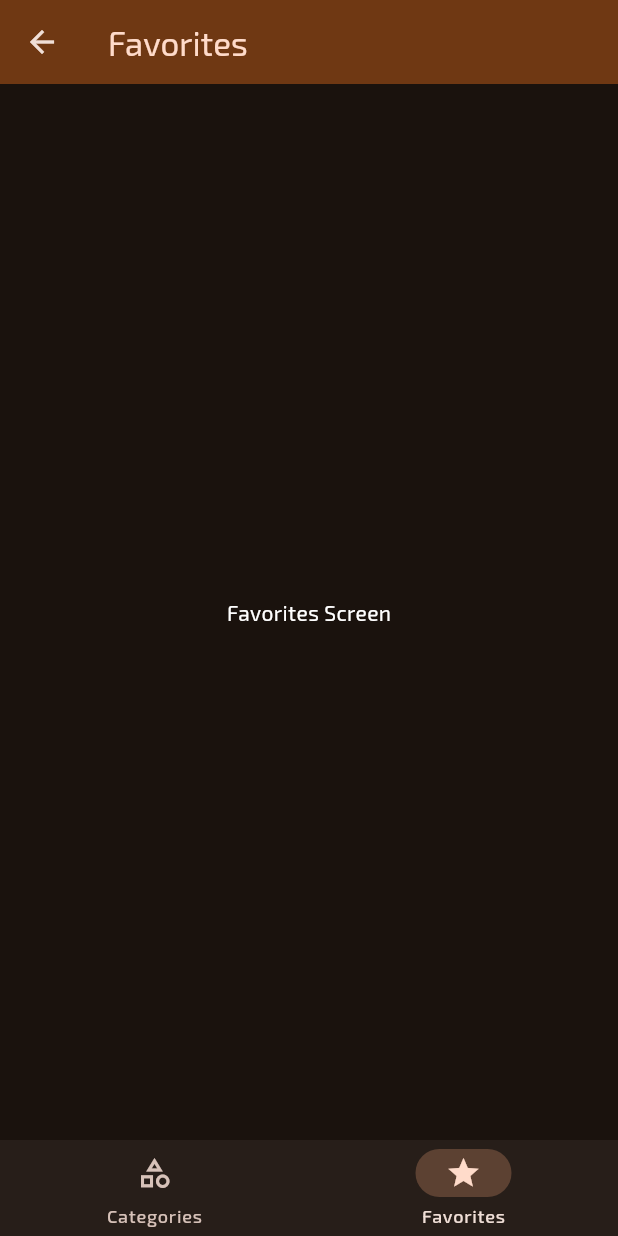
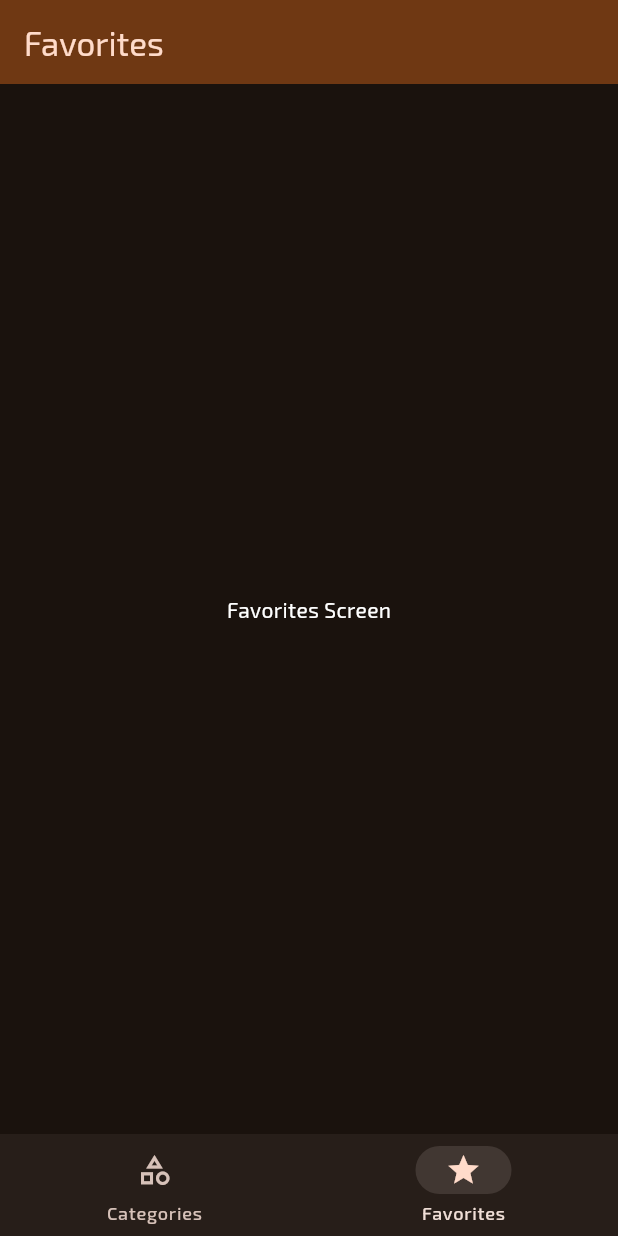
Before and after one commit to abhiroop43/flutter_wheels_app, a Flutter app: the screen it shows after launch, item 2 of the bottom bar chosen, on a phone screen of 412 x 824 dp. Run offline on Flutter 3.47's test engine with Material 3 defaults, Android fonts, the phone set to English and light mode, and no system bars; our stand-ins replace google_fonts, transparent_image.

Commit message:
feat: refactor app structure to integrate home screen with bottom navigation and consolidate categories and favorites screens

```diff
--- a/lib/main.dart
+++ b/lib/main.dart
@@ -1,5 +1,5 @@
 import 'package:flutter/material.dart';
-import 'package:flutter_wheels_app/screens/categories_screen.dart';
+import 'package:flutter_wheels_app/screens/home_screen.dart';
 import 'package:google_fonts/google_fonts.dart';
 
 void main() {
@@ -22,7 +22,7 @@ class MyApp extends StatelessWidget {
         textTheme: GoogleFonts.exo2TextTheme(),
         useMaterial3: true,
       ),
-      home: CategoriesScreen(),
+      home: HomeScreen(),
     );
   }
 }
--- a/lib/screens/favorites_screen.dart
+++ b/lib/screens/favorites_screen.dart
@@ -1,49 +1,16 @@
 import 'package:flutter/material.dart';
-import 'package:flutter_wheels_app/screens/categories_screen.dart';
-
-
-// FIXME: Favorites screen should not be separate, as it is causing issues with the bottomNavigationBar
 
 class FavoritesScreen extends StatelessWidget {
-  const FavoritesScreen({super.key});
+  const FavoritesScreen({
+    super.key,
+  });
 
   @override
   Widget build(BuildContext context) {
-    int currentPageIndex = 1;
-
-    return Scaffold(
-      appBar: AppBar(
-        title: Text('Favorites',
-            style: TextStyle(
-                color: Theme.of(context).colorScheme.onPrimaryContainer)),
-        backgroundColor: Theme.of(context).colorScheme.primaryContainer,
-      ),
-      bottomNavigationBar: NavigationBar(
-        height: 64,
-        destinations: const <Widget>[
-          NavigationDestination(
-            icon: Icon(Icons.category_outlined),
-            label: 'Categories',
-            selectedIcon: Icon(Icons.category),
-          ),
-          NavigationDestination(
-            icon: Icon(Icons.star_outline),
-            label: 'Favorites',
-            selectedIcon: Icon(Icons.star),
-          )
-        ],
-        selectedIndex: currentPageIndex,
-        onDestinationSelected: (int index) {
-          Navigator.of(context).push(MaterialPageRoute(builder: (context) {
-            return CategoriesScreen();
-          }));
-        },
-      ),
-      body: Center(
-        child: Text(
-          'Favorites Screen',
-          style: TextStyle(color: Colors.white),
-        ),
+    return Center(
+      child: Text(
+        'Favorites Screen',
+        style: TextStyle(color: Colors.white),
       ),
     );
   }
--- /dev/null
+++ b/lib/screens/home_screen.dart
@@ -0,0 +1,60 @@
+import 'package:flutter/material.dart';
+import 'package:flutter_wheels_app/models/category.dart';
+import 'package:flutter_wheels_app/screens/categories_screen.dart';
+import 'package:flutter_wheels_app/screens/favorites_screen.dart';
+
+class HomeScreen extends StatefulWidget {
+  const HomeScreen({super.key});
+
+  @override
+  State<HomeScreen> createState() => _HomeScreenState();
+}
+
+class _HomeScreenState extends State<HomeScreen> {
+  int currentPageIndex = 0;
+
+  static const screenNames = ['Categories', 'Favorites'];
+
+  @override
+  Widget build(BuildContext context) {
+    List<Category> categories = Category.getCategories();
+
+    return Scaffold(
+      appBar: AppBar(
+        title: Text(screenNames[currentPageIndex],
+            style: TextStyle(
+                color: Theme.of(context).colorScheme.onPrimaryContainer)),
+        backgroundColor: Theme.of(context).colorScheme.primaryContainer,
+      ),
+      bottomNavigationBar: NavigationBar(
+        height: 68,
+        destinations: <Widget>[
+          NavigationDestination(
+            icon: Icon(Icons.category_outlined),
+            label: screenNames[0],
+            selectedIcon: Icon(Icons.category),
+          ),
+          NavigationDestination(
+            icon: Icon(Icons.star_outline),
+            label: screenNames[1],
+            selectedIcon: Icon(Icons.star),
+          )
+        ],
+        indicatorColor: Theme.of(context).colorScheme.surfaceBright,
+        selectedIndex: currentPageIndex,
+        onDestinationSelected: (int index) {
+          setState(() {
+            currentPageIndex = index;
+          });
+        },
+      ),
+      body: <Widget>[
+        // categories view
+        CategoriesScreen(categories: categories),
+
+        // favorites screen
+        FavoritesScreen()
+      ][currentPageIndex],
+    );
+  }
+}
```
Also changed, not shown: lib/screens/categories_screen.dart (+8 -35 lines).
